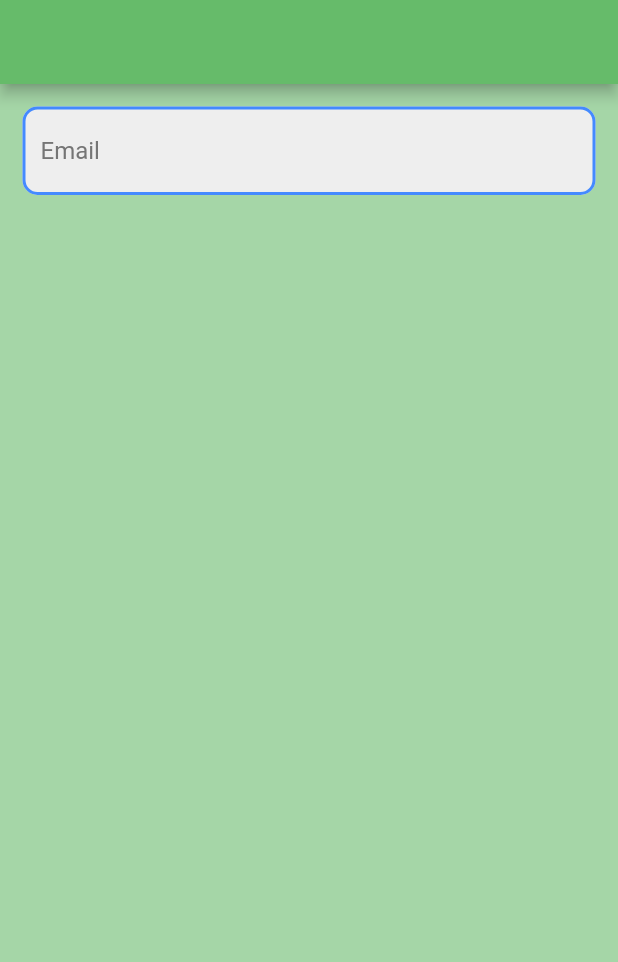
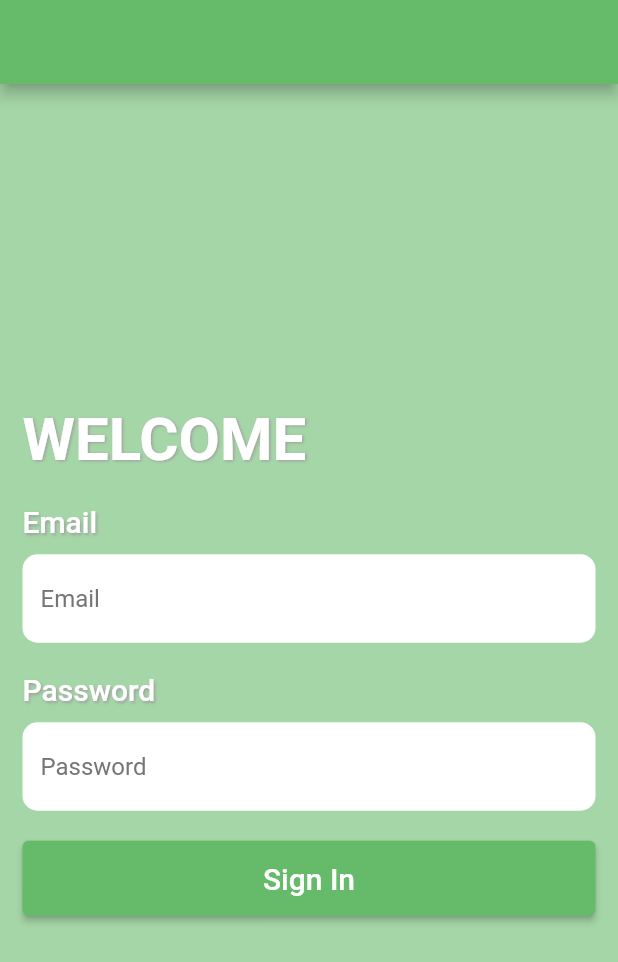
Before and after one commit to rohitrai003/flutter_app, a Flutter app: the screen it shows after launch, on a phone screen of 412 x 824 dp. Shown: the top 962 px of the screen. Run offline on Flutter 3.47's test engine with Material 2 defaults, Android fonts, the light colour scheme and no system bars; our stand-ins replace shared_preferences.

Commit message:
login page done

```diff
--- a/lib/src/screens/login_screen.dart
+++ b/lib/src/screens/login_screen.dart
@@ -10,6 +10,8 @@ class LoginScreen extends StatelessWidget {
 
   @override
   Widget build(BuildContext context) {
+    TextEditingController email = TextEditingController();
+    TextEditingController password = TextEditingController();
     return Scaffold(
       appBar: AppBar(
         backgroundColor: Colors.green.shade400,
@@ -19,25 +21,64 @@ class LoginScreen extends StatelessWidget {
         child: Padding(
           padding: const EdgeInsets.all(15.0),
           child: Column(
+            crossAxisAlignment: CrossAxisAlignment.stretch,
+            mainAxisAlignment: MainAxisAlignment.center,
             children: [
-              TextField(
-                decoration: InputDecoration(
-                  hintText: 'Email',
-                  enabled: true,
-                  filled: true,
-                  fillColor: Colors.grey.shade200,
-                  hintStyle: TextStyle(
-                    color: Colors.grey.shade600,
-                  ),
-                  enabledBorder: OutlineInputBorder(
-                    borderSide: const BorderSide(
-                      color: Colors.blueAccent,
-                      width: 2,
-                    ),
-                    borderRadius: BorderRadius.circular(10.0),
-                  ),
+              Container(
+                child: const Text(
+                  'WELCOME',
+                  style: TextStyle(
+                      fontSize: 40,
+                      fontWeight: FontWeight.bold,
+                      shadows: [
+                        Shadow(
+                            color: Colors.grey,
+                            offset: Offset(1, 1),
+                            blurRadius: 2)
+                      ]),
                 ),
               ),
+              const SizedBox(height: 20),
+              const Align(
+                  alignment: Alignment.centerLeft,
+                  child: Text('Email',
+                      style: TextStyle(
+                          fontSize: 20,
+                          fontWeight: FontWeight.w500,
+                          shadows: [
+                            Shadow(
+                                color: Colors.grey,
+                                offset: Offset(1, 1),
+                                blurRadius: 2)
+                          ]))),
+              const SizedBox(height: 10),
+              textController(email, 'Email', false), // Email textfield
+              const SizedBox(height: 20),
+              const Align(
+                  alignment: Alignment.centerLeft,
+                  child: Text('Password',
+                      style: TextStyle(
+                          fontSize: 20,
+                          fontWeight: FontWeight.w500,
+                          shadows: [
+                            Shadow(
+                                color: Colors.grey,
+                                offset: Offset(1, 1),
+                                blurRadius: 2)
+                          ]))),
+              const SizedBox(height: 10),
+              textController(password, 'Password', true), // Password textfield
+              const SizedBox(height: 20),
+              ElevatedButton(
+                onPressed: () => _login(context),
+                style: ElevatedButton.styleFrom(
+                    backgroundColor: Colors.green.shade400,
+                    minimumSize: Size(MediaQuery.of(context).size.width, 50)),
+                child: const Text(
+                  'Sign In',
+                  style: TextStyle(fontSize: 20),
+                ),
+              )
             ],
           ),
         ),
@@ -46,6 +87,28 @@ class LoginScreen extends StatelessWidget {
   }
 }
 
+//Email, password textfield
+textController(
+    TextEditingController controller, String hintText, bool password) {
+  return TextField(
+    controller: controller,
+    obscureText: password,
+    style: const TextStyle(color: Colors.black),
+    decoration: InputDecoration(
+      hintText: hintText,
+      enabled: true,
+      filled: true,
+      fillColor: Colors.white,
+      hintStyle: TextStyle(
+        color: Colors.grey.shade600,
+      ),
+      border: OutlineInputBorder(
+        borderSide: BorderSide.none,
+        borderRadius: BorderRadius.circular(10.0),
+      ),
+    ),
+  );
+}
 
 // ElevatedButton(
 //             onPressed: () => _login(context),
```
Also changed, not shown: assets/images/facebook.png (added), assets/images/google.png (added), assets/images/twitter.png (added), lib/src/route/route.dart (added).
